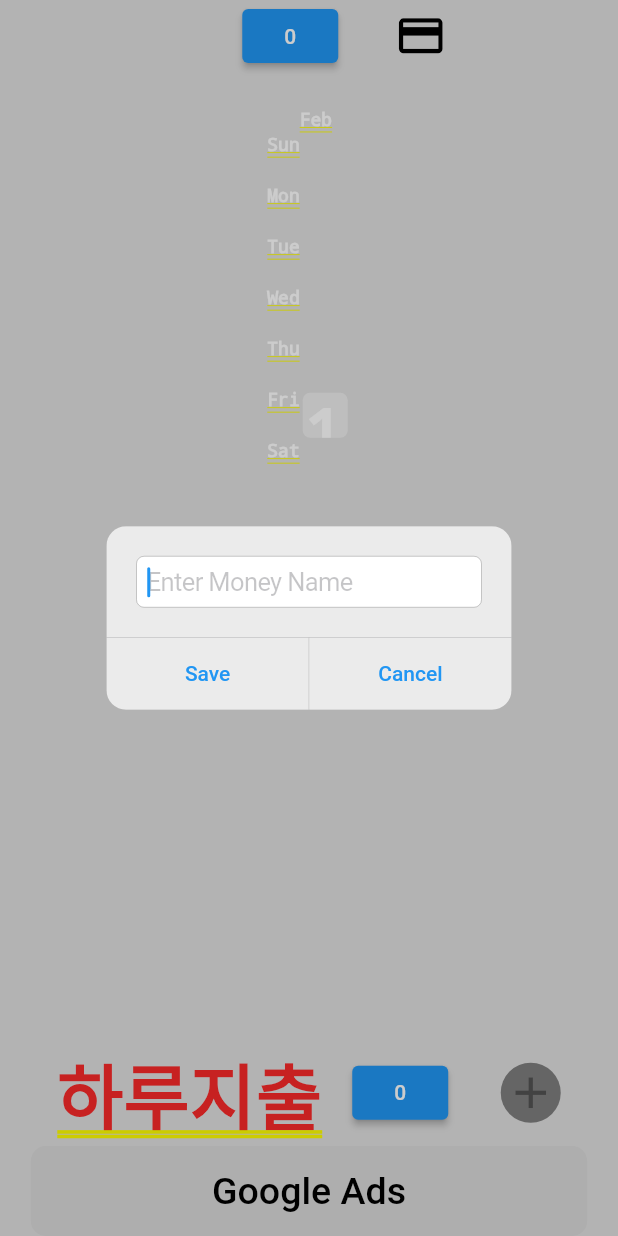
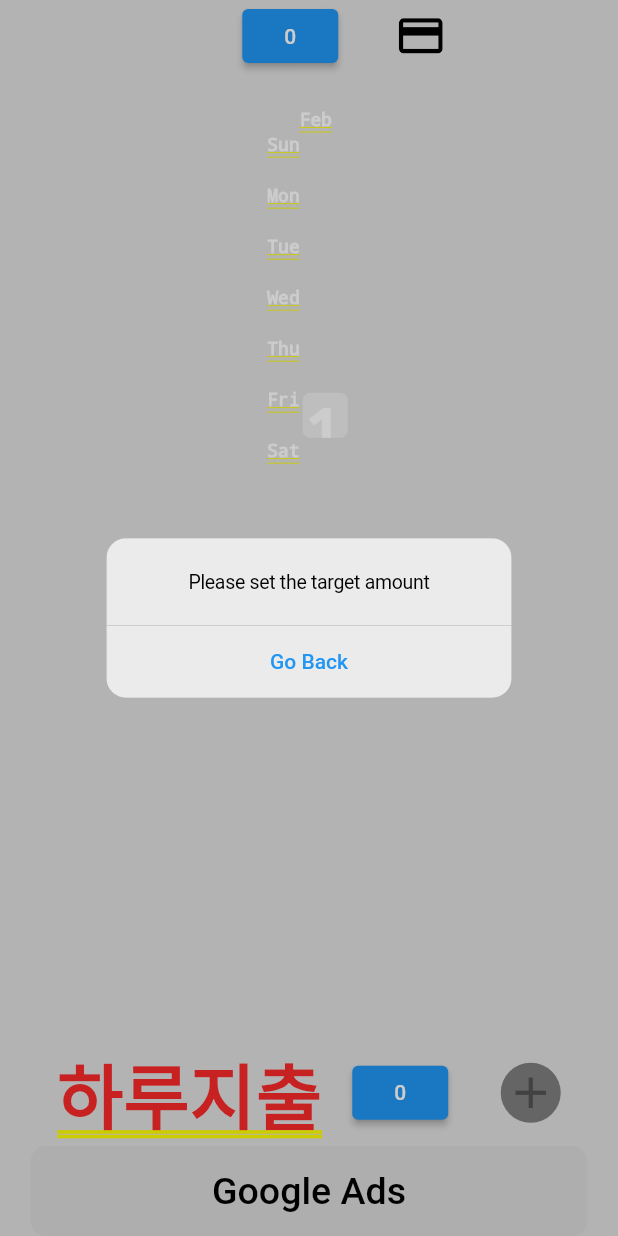
Before and after one commit to GeonwooVincentKim/flutter_custom_widgets, a Flutter app: the HomePage screen opened directly, after a tap on the "add" icon, on a phone screen of 412 x 824 dp. Run offline on Flutter 3.47's test engine with Material 2 defaults, Android fonts, the phone set to English and light mode, and no system bars; drawn by our look-alikes of flutter_heatmap_calendar; our stand-ins replace flutter_slidable, get, hive, hive_flutter; accounts and stored records are empty.

Commit message:
[Feature] - Make the implementation of TargetSum and DailySum

```diff
--- a/lib/hive/hive_heatmap/app_screens/home_page.dart
+++ b/lib/hive/hive_heatmap/app_screens/home_page.dart
@@ -23,6 +23,7 @@ class _HomePageState extends State<HomePage> {
 
   int innerSum = 0;
   int targetSum = 0;
+  bool? hasSumValue;
 
   final _newMoneyNameController = TextEditingController();
   final _newTargetAmountController = TextEditingController();
@@ -109,6 +110,7 @@ class _HomePageState extends State<HomePage> {
         return CustomAlertBox(
           controller: controller,
           hintText: 'Enter Money Name',
+          hasSumValue: (controller == _newMoneyNameController && db.targetSum <= 0) ? false : true,
           onSave: onSave,
           onCancel: onCancel,
         );
--- a/lib/hive/hive_heatmap/widgets/custom/custom_alertbox.dart
+++ b/lib/hive/hive_heatmap/widgets/custom/custom_alertbox.dart
@@ -4,6 +4,7 @@ import 'package:flutter/material.dart';
 class CustomAlertBox extends StatelessWidget {
   final controller;
   final String hintText;
+  final bool hasSumValue;
   final VoidCallback onSave;
   final VoidCallback onCancel;
 
@@ -11,13 +12,15 @@ class CustomAlertBox extends StatelessWidget {
     super.key,
     required this.controller,
     required this.hintText,
+    required this.hasSumValue,
     required this.onSave,
     required this.onCancel
   });
 
   @override
   Widget build(BuildContext context) {
-    return CupertinoAlertDialog(
+    return hasSumValue == true ?
+      CupertinoAlertDialog(
         content: CupertinoTextField(
           controller: controller,
           autofocus: true,
@@ -42,6 +45,14 @@ class CustomAlertBox extends StatelessWidget {
             child: const Text("Cancel")
           )
         ],
+      ) : CupertinoAlertDialog(
+        content: const Text("Please set the target amount"),
+        actions: [
+          TextButton(
+            onPressed: onCancel,
+            child: const Text("Go Back")
+          )
+        ],
       );
   }
 
```
Lines whose indentation alone changed are shown as unchanged.
